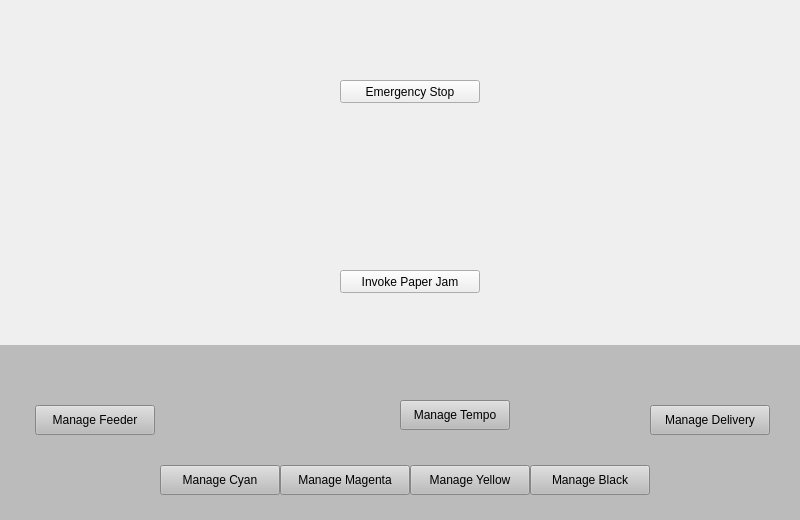
The window that modbus-application/machineview.ui (Wolkabout/offset-printing-machine-simulator-application) describes before a commit, drawn with Qt 5.
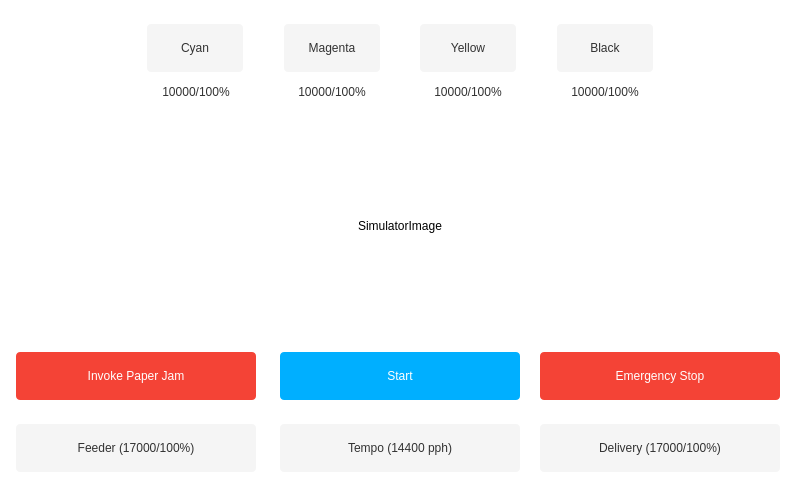
The same window after the commit. Icons and pictures are not drawn.

Commit message: Machineview looks updated

Diff of the .ui file:
```diff
--- a/modbus-application/machineview.ui
+++ b/modbus-application/machineview.ui
@@ -7,7 +7,7 @@
     <x>0</x>
     <y>0</y>
     <width>800</width>
-    <height>520</height>
+    <height>480</height>
    </rect>
   </property>
   <property name="sizePolicy">
@@ -20,148 +20,25 @@
    <string>Frame</string>
   </property>
   <property name="autoFillBackground">
-   <bool>true</bool>
+   <bool>false</bool>
   </property>
   <property name="styleSheet">
-   <string notr="true"/>
+   <string notr="true">background-color: white;</string>
   </property>
-  <widget class="QLabel" name="feeder">
-   <property name="geometry">
-    <rect>
-     <x>40</x>
-     <y>100</y>
-     <width>120</width>
-     <height>250</height>
-    </rect>
-   </property>
-   <property name="text">
-    <string/>
-   </property>
-   <property name="pixmap">
-    <pixmap resource="animations.qrc">:/Animations/Resources/FeederAnimation1.gif</pixmap>
-   </property>
-   <property name="alignment">
-    <set>Qt::AlignCenter</set>
-   </property>
-  </widget>
-  <widget class="QLabel" name="cyan">
-   <property name="geometry">
-    <rect>
-     <x>160</x>
-     <y>55</y>
-     <width>120</width>
-     <height>250</height>
-    </rect>
-   </property>
-   <property name="sizePolicy">
-    <sizepolicy hsizetype="Preferred" vsizetype="Preferred">
-     <horstretch>0</horstretch>
-     <verstretch>0</verstretch>
-    </sizepolicy>
-   </property>
-   <property name="autoFillBackground">
-    <bool>false</bool>
-   </property>
-   <property name="styleSheet">
-    <string notr="true"/>
-   </property>
-   <property name="text">
-    <string/>
-   </property>
-   <property name="pixmap">
-    <pixmap resource="animations.qrc">:/Animations/Resources/PaintStationAnimationC1.gif</pixmap>
-   </property>
-   <property name="alignment">
-    <set>Qt::AlignCenter</set>
-   </property>
-  </widget>
-  <widget class="QLabel" name="magenta">
-   <property name="geometry">
-    <rect>
-     <x>280</x>
-     <y>55</y>
-     <width>120</width>
-     <height>250</height>
-    </rect>
-   </property>
-   <property name="text">
-    <string/>
-   </property>
-   <property name="pixmap">
-    <pixmap resource="animations.qrc">:/Animations/Resources/PaintStationAnimationM1.gif</pixmap>
-   </property>
-   <property name="alignment">
-    <set>Qt::AlignCenter</set>
-   </property>
-  </widget>
-  <widget class="QLabel" name="yellow">
-   <property name="geometry">
-    <rect>
-     <x>400</x>
-     <y>55</y>
-     <width>120</width>
-     <height>250</height>
-    </rect>
-   </property>
-   <property name="text">
-    <string/>
-   </property>
-   <property name="pixmap">
-    <pixmap resource="animations.qrc">:/Animations/Resources/PaintStationAnimationY1.gif</pixmap>
-   </property>
-   <property name="alignment">
-    <set>Qt::AlignCenter</set>
-   </property>
-  </widget>
-  <widget class="QLabel" name="black">
-   <property name="geometry">
-    <rect>
-     <x>520</x>
-     <y>55</y>
-     <width>120</width>
-     <height>250</height>
-    </rect>
-   </property>
-   <property name="text">
-    <string/>
-   </property>
-   <property name="pixmap">
-    <pixmap resource="animations.qrc">:/Animations/Resources/PaintStationAnimationK1.gif</pixmap>
-   </property>
-   <property name="alignment">
-    <set>Qt::AlignCenter</set>
-   </property>
-  </widget>
-  <widget class="QLabel" name="delivery">
-   <property name="geometry">
-    <rect>
-     <x>640</x>
-     <y>100</y>
-     <width>120</width>
-     <height>250</height>
-    </rect>
-   </property>
-   <property name="text">
-    <string/>
-   </property>
-   <property name="pixmap">
-    <pixmap resource="animations.qrc">:/Animations/Resources/DeliveryAnimation2.gif</pixmap>
-   </property>
-   <property name="alignment">
-    <set>Qt::AlignCenter</set>
-   </property>
-  </widget>
   <widget class="QLabel" name="cyanCount">
    <property name="geometry">
     <rect>
-     <x>165</x>
-     <y>430</y>
-     <width>110</width>
-     <height>20</height>
+     <x>156</x>
+     <y>83</y>
+     <width>80</width>
+     <height>17</height>
     </rect>
    </property>
+   <property name="styleSheet">
+    <string notr="true">color: #323232;</string>
+   </property>
    <property name="text">
-    <string/>
+    <string>10000/100%</string>
    </property>
    <property name="alignment">
     <set>Qt::AlignCenter</set>
@@ -170,14 +47,17 @@
   <widget class="QLabel" name="magentaCount">
    <property name="geometry">
     <rect>
-     <x>285</x>
-     <y>430</y>
-     <width>110</width>
-     <height>20</height>
+     <x>292</x>
+     <y>83</y>
+     <width>80</width>
+     <height>17</height>
     </rect>
    </property>
+   <property name="styleSheet">
+    <string notr="true">color: #323232;</string>
+   </property>
    <property name="text">
-    <string/>
+    <string>10000/100%</string>
    </property>
    <property name="alignment">
     <set>Qt::AlignCenter</set>
@@ -186,14 +66,17 @@
   <widget class="QLabel" name="yellowCount">
    <property name="geometry">
     <rect>
-     <x>405</x>
-     <y>430</y>
-     <width>110</width>
-     <height>20</height>
+     <x>428</x>
+     <y>83</y>
+     <width>80</width>
+     <height>17</height>
     </rect>
    </property>
+   <property name="styleSheet">
+    <string notr="true">color: #323232;</string>
+   </property>
    <property name="text">
-    <string/>
+    <string>10000/100%</string>
    </property>
    <property name="alignment">
     <set>Qt::AlignCenter</set>
@@ -202,14 +85,17 @@
   <widget class="QLabel" name="blackCount">
    <property name="geometry">
     <rect>
-     <x>525</x>
-     <y>430</y>
-     <width>110</width>
-     <height>20</height>
+     <x>565</x>
+     <y>83</y>
+     <width>80</width>
+     <height>17</height>
     </rect>
    </property>
+   <property name="styleSheet">
+    <string notr="true">color: #323232;</string>
+   </property>
    <property name="text">
-    <string/>
+    <string>10000/100%</string>
    </property>
    <property name="alignment">
     <set>Qt::AlignCenter</set>
@@ -218,12 +104,17 @@
   <widget class="QPushButton" name="emergencyStop">
    <property name="geometry">
     <rect>
-     <x>340</x>
-     <y>80</y>
-     <width>140</width>
-     <height>23</height>
+     <x>540</x>
+     <y>352</y>
+     <width>240</width>
+     <height>48</height>
     </rect>
    </property>
+   <property name="styleSheet">
+    <string notr="true">color: #ffffff;
+border-radius: 4px;
+background-color: #f44336</string>
+   </property>
    <property name="text">
     <string>Emergency Stop</string>
    </property>
@@ -231,187 +122,184 @@
   <widget class="QPushButton" name="paperJam">
    <property name="geometry">
     <rect>
-     <x>340</x>
-     <y>270</y>
-     <width>140</width>
-     <height>23</height>
+     <x>16</x>
+     <y>352</y>
+     <width>240</width>
+     <height>48</height>
     </rect>
    </property>
+   <property name="styleSheet">
+    <string notr="true">color: #ffffff;
+border-radius: 4px;
+background-color: #f44336</string>
+   </property>
    <property name="text">
     <string>Invoke Paper Jam</string>
    </property>
   </widget>
-  <widget class="QFrame" name="frame">
+  <widget class="QPushButton" name="tempoManage">
    <property name="geometry">
     <rect>
-     <x>0</x>
-     <y>345</y>
-     <width>800</width>
-     <height>175</height>
+     <x>280</x>
+     <y>424</y>
+     <width>240</width>
+     <height>48</height>
     </rect>
    </property>
    <property name="styleSheet">
-    <string notr="true">background-color: #BBBBBB;</string>
+    <string notr="true">color: #323232;
+border-radius: 4px;
+background-color: #f5f5f5</string>
    </property>
-   <property name="frameShape">
-    <enum>QFrame::NoFrame</enum>
+   <property name="text">
+    <string>Tempo (14400 pph)</string>
    </property>
-   <property name="frameShadow">
-    <enum>QFrame::Plain</enum>
+  </widget>
+  <widget class="QPushButton" name="deliverManage">
+   <property name="geometry">
+    <rect>
+     <x>540</x>
+     <y>424</y>
+     <width>240</width>
+     <height>48</height>
+    </rect>
    </property>
-   <widget class="QLabel" name="deliveryCount">
-    <property name="geometry">
-     <rect>
-      <x>650</x>
-      <y>30</y>
-      <width>110</width>
-      <height>20</height>
-     </rect>
-    </property>
-    <property name="text">
-     <string/>
-    </property>
-    <property name="alignment">
-     <set>Qt::AlignCenter</set>
-    </property>
-   </widget>
-   <widget class="QPushButton" name="cyanManage">
-    <property name="geometry">
-     <rect>
-      <x>160</x>
-      <y>120</y>
-      <width>120</width>
-      <height>30</height>
-     </rect>
-    </property>
-    <property name="text">
-     <string>Manage Cyan</string>
-    </property>
-   </widget>
-   <widget class="QPushButton" name="magentaManage">
-    <property name="geometry">
-     <rect>
-      <x>280</x>
-      <y>120</y>
-      <width>130</width>
-      <height>30</height>
-     </rect>
-    </property>
-    <property name="text">
-     <string>Manage Magenta</string>
-    </property>
-   </widget>
-   <widget class="QLabel" name="tempoCount">
-    <property name="geometry">
-     <rect>
-      <x>280</x>
-      <y>60</y>
-      <width>110</width>
-      <height>20</height>
-     </rect>
-    </property>
-    <property name="text">
-     <string/>
-    </property>
-    <property name="alignment">
-     <set>Qt::AlignCenter</set>
-    </property>
-   </widget>
-   <widget class="QPushButton" name="deliverManage">
-    <property name="geometry">
-     <rect>
-      <x>650</x>
-      <y>60</y>
-      <width>120</width>
-      <height>30</height>
-     </rect>
-    </property>
-    <property name="text">
-     <string>Manage Delivery</string>
-    </property>
-   </widget>
-   <widget class="QPushButton" name="blackManage">
-    <property name="geometry">
-     <rect>
-      <x>530</x>
-      <y>120</y>
-      <width>120</width>
-      <height>30</height>
-     </rect>
-    </property>
-    <property name="text">
-     <string>Manage Black</string>
-    </property>
-   </widget>
-   <widget class="QPushButton" name="tempoManage">
-    <property name="geometry">
-     <rect>
-      <x>400</x>
-      <y>55</y>
-      <width>110</width>
-      <height>30</height>
-     </rect>
-    </property>
-    <property name="text">
-     <string>Manage Tempo</string>
-    </property>
-   </widget>
-   <widget class="QPushButton" name="yellowManage">
-    <property name="geometry">
-     <rect>
-      <x>410</x>
-      <y>120</y>
-      <width>120</width>
-      <height>30</height>
-     </rect>
-    </property>
-    <property name="text">
-     <string>Manage Yellow</string>
-    </property>
-   </widget>
-   <widget class="QPushButton" name="feederManage">
-    <property name="geometry">
-     <rect>
-      <x>35</x>
-      <y>60</y>
-      <width>120</width>
-      <height>30</height>
-     </rect>
-    </property>
-    <property name="text">
-     <string>Manage Feeder</string>
-    </property>
-   </widget>
-   <widget class="QLabel" name="feederCount">
-    <property name="geometry">
-     <rect>
-      <x>40</x>
-      <y>30</y>
-      <width>110</width>
-      <height>20</height>
-     </rect>
-    </property>
-    <property name="text">
-     <string/>
-    </property>
-    <property name="alignment">
-     <set>Qt::AlignCenter</set>
-    </property>
-   </widget>
+   <property name="styleSheet">
+    <string notr="true">color: #323232;
+border-radius: 4px;
+background-color: #f5f5f5</string>
+   </property>
+   <property name="text">
+    <string>Delivery (17000/100%)</string>
+   </property>
+   <property name="flat">
+    <bool>false</bool>
+   </property>
   </widget>
-  <zorder>frame</zorder>
-  <zorder>feeder</zorder>
-  <zorder>cyan</zorder>
-  <zorder>magenta</zorder>
-  <zorder>yellow</zorder>
-  <zorder>black</zorder>
-  <zorder>delivery</zorder>
-  <zorder>cyanCount</zorder>
-  <zorder>magentaCount</zorder>
-  <zorder>yellowCount</zorder>
-  <zorder>blackCount</zorder>
-  <zorder>emergencyStop</zorder>
-  <zorder>paperJam</zorder>
+  <widget class="QPushButton" name="feederManage">
+   <property name="geometry">
+    <rect>
+     <x>16</x>
+     <y>424</y>
+     <width>240</width>
+     <height>48</height>
+    </rect>
+   </property>
+   <property name="styleSheet">
+    <string notr="true">color: #323232;
+border-radius: 4px;
+background-color: #f5f5f5</string>
+   </property>
+   <property name="text">
+    <string>Feeder (17000/100%)</string>
+   </property>
+  </widget>
+  <widget class="QPushButton" name="cyanManage">
+   <property name="geometry">
+    <rect>
+     <x>147</x>
+     <y>24</y>
+     <width>96</width>
+     <height>48</height>
+    </rect>
+   </property>
+   <property name="styleSheet">
+    <string notr="true">color: #323232;
+border-radius: 4px;
+background-color: #f5f5f5</string>
+   </property>
+   <property name="text">
+    <string>Cyan</string>
+   </property>
+  </widget>
+  <widget class="QPushButton" name="magentaManage">
+   <property name="geometry">
+    <rect>
+     <x>284</x>
+     <y>24</y>
+     <width>96</width>
+     <height>48</height>
+    </rect>
+   </property>
+   <property name="styleSheet">
+    <string notr="true">color: #323232;
+border-radius: 4px;
+background-color: #f5f5f5</string>
+   </property>
+   <property name="text">
+    <string>Magenta</string>
+   </property>
+  </widget>
+  <widget class="QPushButton" name="yellowManage">
+   <property name="geometry">
+    <rect>
+     <x>420</x>
+     <y>24</y>
+     <width>96</width>
+     <height>48</height>
+    </rect>
+   </property>
+   <property name="styleSheet">
+    <string notr="true">color: #323232;
+border-radius: 4px;
+background-color: #f5f5f5</string>
+   </property>
+   <property name="text">
+    <string>Yellow</string>
+   </property>
+  </widget>
+  <widget class="QPushButton" name="blackManage">
+   <property name="geometry">
+    <rect>
+     <x>557</x>
+     <y>24</y>
+     <width>96</width>
+     <height>48</height>
+    </rect>
+   </property>
+   <property name="styleSheet">
+    <string notr="true">color: #323232;
+border-radius: 4px;
+background-color: #f5f5f5</string>
+   </property>
+   <property name="text">
+    <string>Black</string>
+   </property>
+  </widget>
+  <widget class="QLabel" name="image">
+   <property name="geometry">
+    <rect>
+     <x>66</x>
+     <y>123</y>
+     <width>668</width>
+     <height>205</height>
+    </rect>
+   </property>
+   <property name="text">
+    <string>SimulatorImage</string>
+   </property>
+   <property name="alignment">
+    <set>Qt::AlignCenter</set>
+   </property>
+  </widget>
+  <widget class="QPushButton" name="startButton">
+   <property name="geometry">
+    <rect>
+     <x>280</x>
+     <y>352</y>
+     <width>240</width>
+     <height>48</height>
+    </rect>
+   </property>
+   <property name="styleSheet">
+    <string notr="true">color: #ffffff;
+border-radius: 4px;
+background-color: #00afff</string>
+   </property>
+   <property name="text">
+    <string>Start</string>
+   </property>
+  </widget>
  </widget>
  <resources>
   <include location="animations.qrc"/>
```
Left out of the diff: 4 changed lines with no effect on the pictures. The commit also changes 8 other files.
